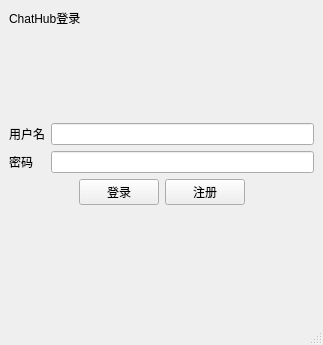
The window that client-qt/mainwindow.ui (JiangZhuoChun/ChatHub) describes before a commit, drawn with Qt 5.
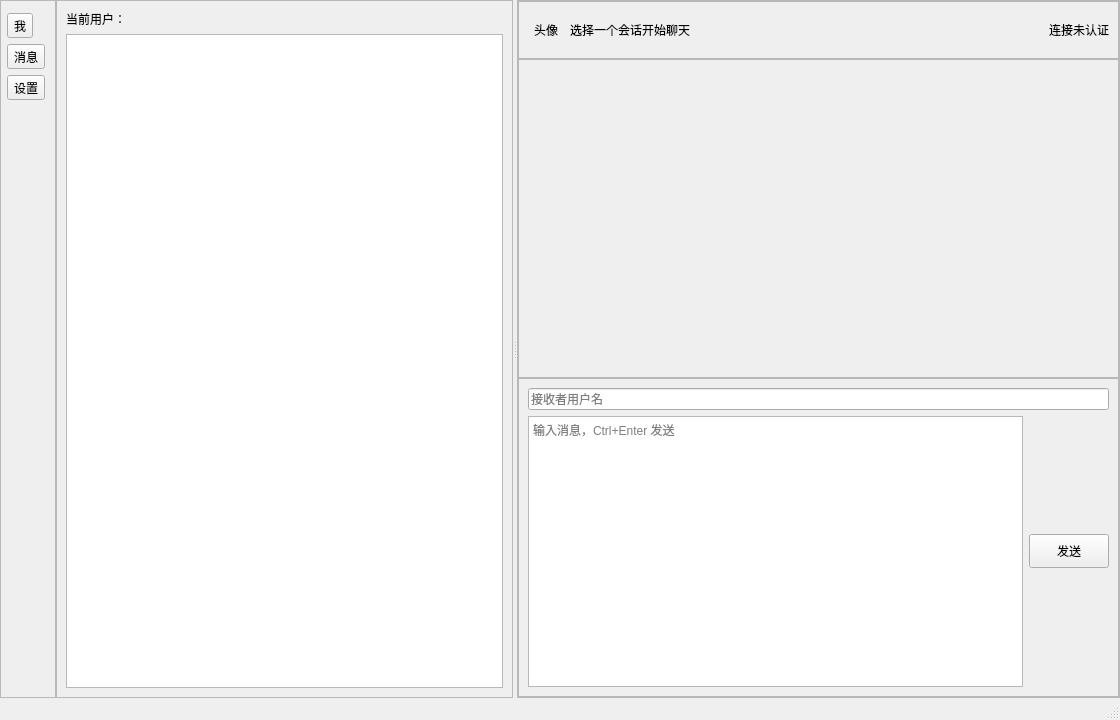
The same window after the commit.

Commit message: 重构登录对话框与聊天窗口生命周期

```diff
--- a/client-qt/mainwindow.ui
+++ b/client-qt/mainwindow.ui
@@ -6,24 +6,83 @@
    <rect>
     <x>0</x>
     <y>0</y>
-    <width>323</width>
-    <height>345</height>
+    <width>1120</width>
+    <height>720</height>
    </rect>
   </property>
   <property name="windowTitle">
    <string>MainWindow</string>
   </property>
   <widget class="QWidget" name="centralwidget">
-   <layout class="QVBoxLayout" name="verticalLayout">
+   <layout class="QHBoxLayout" name="rootLayout">
+    <property name="spacing">
+     <number>0</number>
+    </property>
+    <property name="leftMargin">
+     <number>0</number>
+    </property>
+    <property name="topMargin">
+     <number>0</number>
+    </property>
+    <property name="rightMargin">
+     <number>0</number>
+    </property>
+    <property name="bottomMargin">
+     <number>0</number>
+    </property>
     <item>
-     <widget class="QLabel" name="label">
+     <widget class="QFrame" name="navPanel">
+      <property name="minimumSize">
+       <size>
+        <width>56</width>
+        <height>0</height>
+       </size>
+      </property>
+      <property name="maximumSize">
+       <size>
+        <width>72</width>
+        <height>16777215</height>
+       </size>
+      </property>
+      <property name="frameShape">
+       <enum>QFrame::Shape::StyledPanel</enum>
+      </property>
+      <layout class="QVBoxLayout" name="navLayout">
+       <property name="leftMargin">
+        <number>6</number>
+       </property>
+       <property name="topMargin">
+        <number>12</number>
+       </property>
+       <property name="rightMargin">
+        <number>6</number>
+       </property>
+       <property name="bottomMargin">
+        <number>12</number>
+       </property>
+       <item>
+        <widget class="QToolButton" name="profileBtn">
       <property name="text">
-       <string>ChatHub登录</string>
+          <string>我</string>
       </property>
      </widget>
     </item>
     <item>
-     <spacer name="verticalSpacer_2">
+        <widget class="QToolButton" name="conversationsBtn">
+         <property name="text">
+          <string>消息</string>
+         </property>
+        </widget>
+       </item>
+       <item>
+        <widget class="QToolButton" name="settingsBtn">
+         <property name="text">
+          <string>设置</string>
+         </property>
+        </widget>
+       </item>
+       <item>
+        <spacer name="navSpacer">
       <property name="orientation">
        <enum>Qt::Orientation::Vertical</enum>
       </property>
@@ -35,61 +94,94 @@
       </property>
      </spacer>
     </item>
-    <item>
-     <layout class="QGridLayout" name="gridLayout">
-      <item row="0" column="0">
-       <widget class="QLabel" name="label_3">
-        <property name="text">
-         <string>用户名</string>
-        </property>
-       </widget>
-      </item>
-      <item row="0" column="1">
-       <widget class="QLineEdit" name="userNameEdit"/>
-      </item>
-      <item row="1" column="0">
-       <widget class="QLabel" name="label_4">
+      </layout>
+     </widget>
+    </item>
+    <item>
+     <widget class="QSplitter" name="chatSplitter">
+      <property name="orientation">
+       <enum>Qt::Orientation::Horizontal</enum>
+      </property>
+      <widget class="QFrame" name="conversationPanel">
+       <property name="minimumSize">
+        <size>
+         <width>220</width>
+         <height>0</height>
+        </size>
+       </property>
+       <property name="frameShape">
+        <enum>QFrame::Shape::StyledPanel</enum>
+       </property>
+       <layout class="QVBoxLayout" name="conversationLayout">
+        <item>
+         <widget class="QLabel" name="currentUserLabel">
         <property name="text">
-         <string>密码</string>
+           <string>当前用户：</string>
         </property>
        </widget>
       </item>
-      <item row="1" column="1">
-       <widget class="QLineEdit" name="pwdEdit"/>
-      </item>
-     </layout>
-    </item>
-    <item>
-     <layout class="QHBoxLayout" name="horizontalLayout">
-      <item>
-       <spacer name="horizontalSpacer">
-        <property name="orientation">
-         <enum>Qt::Orientation::Horizontal</enum>
-        </property>
-        <property name="sizeHint" stdset="0">
+        <item>
+         <widget class="QListWidget" name="conversationList"/>
+        </item>
+       </layout>
+      </widget>
+      <widget class="QFrame" name="conversationPage">
+       <property name="frameShape">
+        <enum>QFrame::Shape::StyledPanel</enum>
+       </property>
+       <layout class="QVBoxLayout" name="conversationPageLayout">
+        <property name="spacing">
+         <number>0</number>
+        </property>
+        <property name="leftMargin">
+         <number>0</number>
+        </property>
+        <property name="topMargin">
+         <number>0</number>
+        </property>
+        <property name="rightMargin">
+         <number>0</number>
+        </property>
+        <property name="bottomMargin">
+         <number>0</number>
+        </property>
+        <item>
+         <widget class="QFrame" name="chatHeader">
+          <property name="minimumSize">
          <size>
-          <width>40</width>
-          <height>20</height>
-         </size>
-        </property>
-       </spacer>
-      </item>
+            <width>0</width>
+            <height>58</height>
+           </size>
+          </property>
+          <property name="frameShape">
+           <enum>QFrame::Shape::StyledPanel</enum>
+          </property>
+          <layout class="QHBoxLayout" name="headerLayout">
       <item>
-       <widget class="QPushButton" name="loginBtn">
+            <widget class="QLabel" name="peerAvatarLabel">
+             <property name="minimumSize">
+              <size>
+               <width>36</width>
+               <height>36</height>
+              </size>
+             </property>
         <property name="text">
-         <string>登录</string>
-        </property>
+              <string>头像</string>
+             </property>
+             <property name="alignment">
+              <set>Qt::AlignmentFlag::AlignCenter</set>
+             </property>
        </widget>
       </item>
       <item>
-       <widget class="QPushButton" name="registerBtn">
+            <widget class="QLabel" name="peerNameLabel">
         <property name="text">
-         <string>注册</string>
+              <string>选择一个会话开始聊天</string>
         </property>
        </widget>
       </item>
       <item>
-       <spacer name="horizontalSpacer_2">
+            <spacer name="headerSpacer">
         <property name="orientation">
          <enum>Qt::Orientation::Horizontal</enum>
         </property>
@@ -101,10 +193,25 @@
         </property>
        </spacer>
       </item>
-     </layout>
+           <item>
+            <widget class="QLabel" name="connectionStateLabel">
+             <property name="text">
+              <string>连接未认证</string>
+             </property>
+            </widget>
+           </item>
+          </layout>
+         </widget>
     </item>
     <item>
-     <spacer name="verticalSpacer">
+         <widget class="QScrollArea" name="messageScrollArea">
+          <property name="widgetResizable">
+           <bool>true</bool>
+          </property>
+          <widget class="QWidget" name="messageContainer">
+           <layout class="QVBoxLayout" name="messageLayout">
+            <item>
+             <spacer name="messageBottomSpacer">
       <property name="orientation">
        <enum>Qt::Orientation::Vertical</enum>
       </property>
@@ -116,11 +223,58 @@
       </property>
      </spacer>
     </item>
+           </layout>
+          </widget>
+         </widget>
+        </item>
     <item>
-     <widget class="QLabel" name="messageLabel">
+         <widget class="QFrame" name="composerPanel">
+          <property name="minimumSize">
+           <size>
+            <width>0</width>
+            <height>138</height>
+           </size>
+          </property>
+          <property name="frameShape">
+           <enum>QFrame::Shape::StyledPanel</enum>
+          </property>
+          <layout class="QVBoxLayout" name="composerLayout">
+           <item>
+            <widget class="QLineEdit" name="recipientEdit">
+             <property name="placeholderText">
+              <string>接收者用户名</string>
+             </property>
+            </widget>
+           </item>
+           <item>
+            <layout class="QHBoxLayout" name="messageInputLayout">
+             <item>
+              <widget class="QTextEdit" name="messageEdit">
+               <property name="placeholderText">
+                <string>输入消息，Ctrl+Enter 发送</string>
+               </property>
+              </widget>
+             </item>
+             <item>
+              <widget class="QPushButton" name="sendBtn">
+               <property name="minimumSize">
+                <size>
+                 <width>78</width>
+                 <height>34</height>
+                </size>
+               </property>
       <property name="text">
-       <string/>
-      </property>
+                <string>发送</string>
+               </property>
+              </widget>
+             </item>
+            </layout>
+           </item>
+          </layout>
+         </widget>
+        </item>
+       </layout>
+      </widget>
      </widget>
     </item>
    </layout>
```
Left out of the diff: 4 changed lines with no effect on the pictures. Lines whose indentation alone changed are shown as unchanged. The commit also changes 9 other files.
